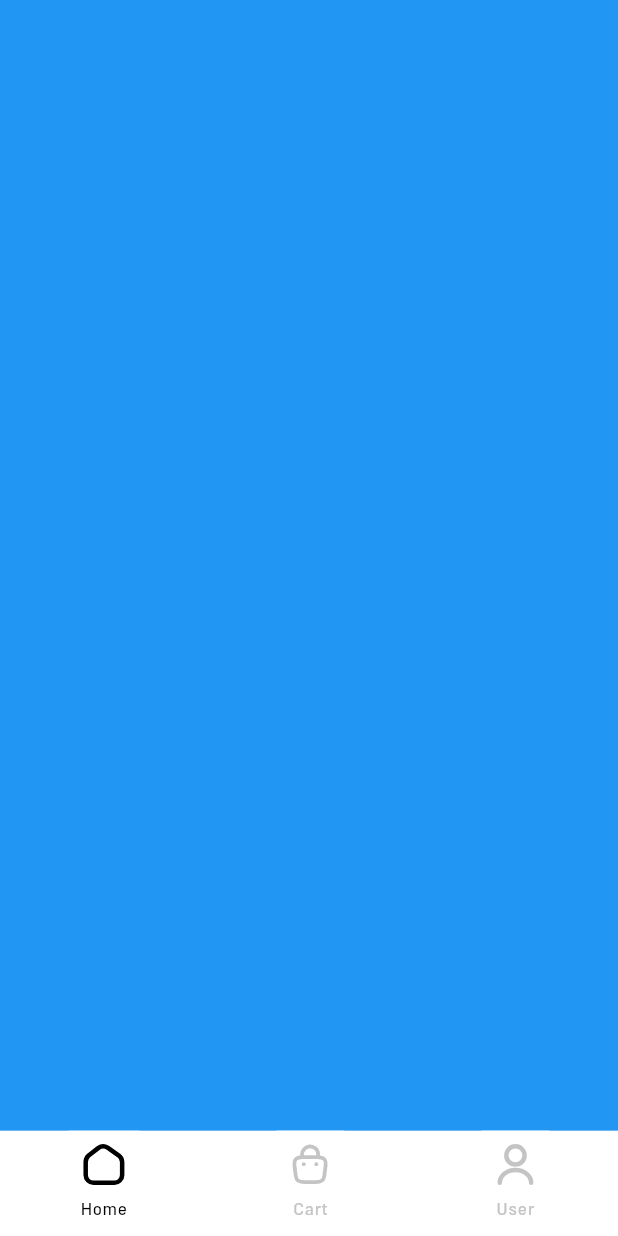
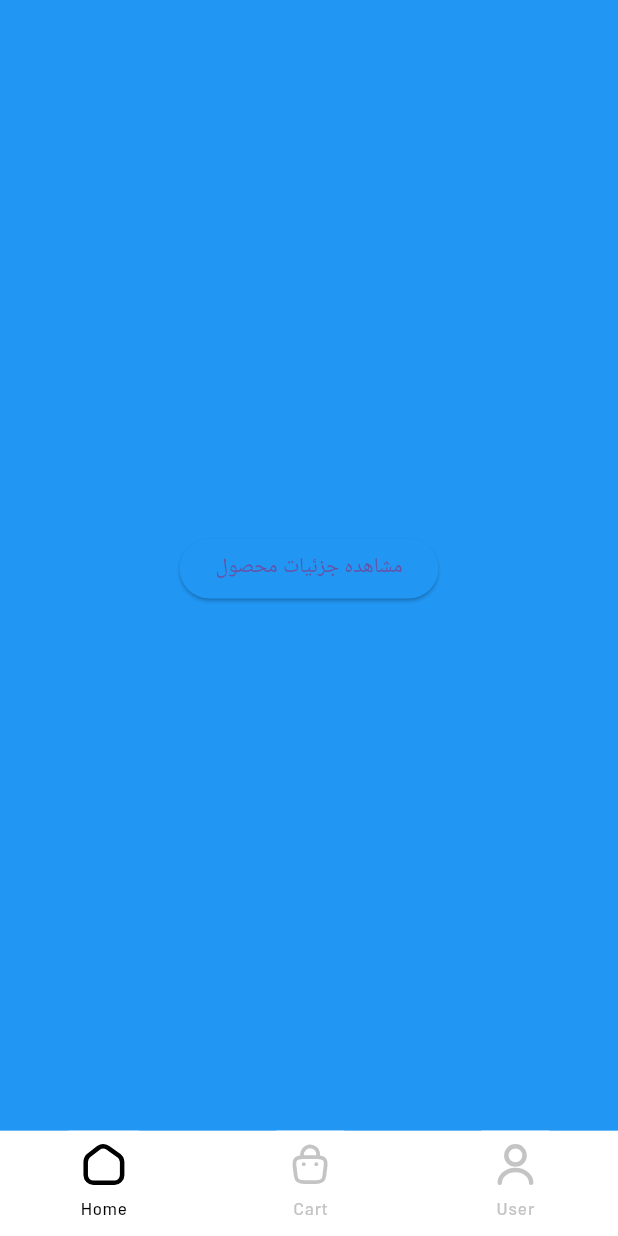
Before and after one commit to saeidjeddi/myshopApp, a Flutter app: the MainScreen screen opened by its route, item 2 of the bottom bar chosen, after a tap on "Home", on a phone screen of 412 x 824 dp. Run offline on Flutter 3.47's test engine with Material 3 defaults, Android fonts, the phone set to English and light mode, and no system bars; our stand-ins replace flutter_svg.

```diff
--- a/analysis_options.yaml
+++ b/analysis_options.yaml
@@ -7,6 +7,9 @@
 
 # The following line activates a set of recommended lints for Flutter apps,
 # packages, and plugins designed to encourage good coding practices.
+analyzer:
+  errors:
+    deprecated_member_use: ignore
 include: package:flutter_lints/flutter.yaml
 
 linter:
--- a/lib/route/names.dart
+++ b/lib/route/names.dart
@@ -1,3 +1,4 @@
+
 
 
 class ScreenRoutNames
@@ -9,6 +10,8 @@ class ScreenRoutNames
   static const sendOtpScreen = "/sendOtpScreen";
   static const registerOtpScreen = "/registerOtpScreen";
   static const mainScreen = "/mainScreen";
+  static const productListScreen = "/productListScreen";
+  static const productSingleScreen = "/productSingleScreen";
 
 
 }
--- a/lib/route/routes.dart
+++ b/lib/route/routes.dart
@@ -2,6 +2,8 @@ import 'package:flutter/widgets.dart';
 import 'package:shop_blog/route/names.dart';
 import 'package:shop_blog/screens/get_otp_screen.dart';
 import 'package:shop_blog/screens/main/main_screen.dart';
+import 'package:shop_blog/screens/product_list_screen.dart';
+import 'package:shop_blog/screens/product_single_screen.dart';
 import 'package:shop_blog/screens/register_otp_screen.dart';
 import 'package:shop_blog/screens/send_otp_screen.dart';
 
@@ -11,4 +13,6 @@ Map<String, Widget Function(BuildContext)> routes = {
   ScreenRoutNames.getOtpScreen : (context) => GetOtpScreen(),
   ScreenRoutNames.registerOtpScreen : (context) => RegisterOtpScreen(),
   ScreenRoutNames.mainScreen : (context) => MainScreen(),
+  ScreenRoutNames.productListScreen : (context) => ProductListScreen(),
+  ScreenRoutNames.productSingleScreen : (context) => ProductSingleScreen(),
 };
--- a/lib/screens/main/home_screen.dart
+++ b/lib/screens/main/home_screen.dart
@@ -1,4 +1,5 @@
 import 'package:flutter/material.dart';
+import 'package:shop_blog/screens/product_list_screen.dart';
 
 class HomeScreen extends StatelessWidget {
   const HomeScreen({super.key});
@@ -10,6 +11,9 @@ class HomeScreen extends StatelessWidget {
       color: Colors.blue,
       height: double.infinity,
       width: double.infinity,
+      child: Center(child: ElevatedButton(onPressed: () {
+        Navigator.of(context).push(MaterialPageRoute(builder: (context) => ProductListScreen()));
+      }, child: Text('مشاهده جزئیات محصول'))),
     );
   }
 }
--- a/lib/screens/main/main_screen.dart
+++ b/lib/screens/main/main_screen.dart
@@ -15,7 +15,7 @@ class BtmNavScrinIndex {
 }
 
 class MainScreen extends StatefulWidget {
-  MainScreen({super.key});
+  const MainScreen({super.key});
 
   @override
   State<MainScreen> createState() => _MainScreenState();
@@ -24,18 +24,64 @@ class MainScreen extends StatefulWidget {
 class _MainScreenState extends State<MainScreen> {
   int setIndex = BtmNavScrinIndex.home;
 
-    btmNavePressIndex({required index}){
+  btmNavePressIndex({required index}) {
     setState(() {
       setIndex = index;
+      if (_routeHistory.contains(index)) {
+        _routeHistory.remove(index);
+      }
+      _routeHistory.add(index);
     });
+  }
 
+  final GlobalKey<NavigatorState> _homeKey = GlobalKey();
+  final GlobalKey<NavigatorState> _basketKey = GlobalKey();
+  final GlobalKey<NavigatorState> _profileKey = GlobalKey();
+
+  late final map = {
+    BtmNavScrinIndex.home: _homeKey,
+    BtmNavScrinIndex.bascket: _basketKey,
+    BtmNavScrinIndex.profile: _profileKey,
+  };
+
+  DateTime? _lastBackPressed;
+
+  Future<bool> _onWillPop() async {
+    if (map[setIndex]!.currentState!.canPop()) {
+      map[setIndex]!.currentState!.pop();
+    } else if (_routeHistory.length > 1) {
+      setState(() {
+        _routeHistory.removeLast();
+        setIndex = _routeHistory.last;
+      });
+    } else if (setIndex != BtmNavScrinIndex.home) {
+      setState(() {
+        setIndex = BtmNavScrinIndex.home;
+        _routeHistory = [BtmNavScrinIndex.home];
+      });
+    } else {
+      if (_lastBackPressed == null ||
+        DateTime.now().difference(_lastBackPressed!) > Duration(seconds: 2)) {
+      _lastBackPressed = DateTime.now();
+      ScaffoldMessenger.of(context).showSnackBar(
+        SnackBar(content: Text('برای خروج دوباره دکمه بازگشت را بزنید')),
+      );
+      return false;
       }
+      return true;
+    }
+    return false;
+  }
+
+  List<int> _routeHistory = [BtmNavScrinIndex.home];
 
   @override
   Widget build(BuildContext context) {
     Size size = MediaQuery.of(context).size;
     double btmNaveHeight = size.height * .08;
-    return Scaffold(
+    return WillPopScope(
+      onWillPop: _onWillPop,
+      child: Scaffold(
         body: SafeArea(
           child: Stack(
             children: [
@@ -48,9 +94,30 @@ class _MainScreenState extends State<MainScreen> {
                 child: IndexedStack(
                   index: setIndex,
                   children: [
-                    HomeScreen(),
-                    BascketScreen(),
-                    ProfileScreen(),
+                    Navigator(
+                      key: _homeKey,
+                      onGenerateRoute: (settings) {
+                        return MaterialPageRoute(
+                          builder: (context) => HomeScreen(),
+                        );
+                      },
+                    ),
+                    Navigator(
+                      key: _basketKey,
+                      onGenerateRoute: (settings) {
+                        return MaterialPageRoute(
+                          builder: (context) => BascketScreen(),
+                        );
+                      },
+                    ),
+                    Navigator(
+                      key: _profileKey,
+                      onGenerateRoute: (settings) {
+                        return MaterialPageRoute(
+                          builder: (context) => ProfileScreen(),
+                        );
+                      },
+                    ),
                   ],
                 ),
               ),
@@ -70,19 +137,22 @@ class _MainScreenState extends State<MainScreen> {
                         iconSvgPath: Assets.svg.home,
                         text: 'Home',
                         isActive: setIndex == BtmNavScrinIndex.home,
-                      onTap: () => btmNavePressIndex(index: BtmNavScrinIndex.home),
+                        onTap: () =>
+                            btmNavePressIndex(index: BtmNavScrinIndex.home),
                       ),
                       BtnNavItem(
                         iconSvgPath: Assets.svg.cart,
                         text: 'Cart',
                         isActive: setIndex == BtmNavScrinIndex.bascket,
-                      onTap: () => btmNavePressIndex(index: BtmNavScrinIndex.bascket),
+                        onTap: () =>
+                            btmNavePressIndex(index: BtmNavScrinIndex.bascket),
                       ),
                       BtnNavItem(
                         iconSvgPath: Assets.svg.user,
                         text: 'User',
                         isActive: setIndex == BtmNavScrinIndex.profile,
-                      onTap: () => btmNavePressIndex(index: BtmNavScrinIndex.profile),
+                        onTap: () =>
+                            btmNavePressIndex(index: BtmNavScrinIndex.profile),
                       ),
                     ],
                   ),
@@ -91,7 +161,7 @@ class _MainScreenState extends State<MainScreen> {
             ],
           ),
         ),
+      ),
     );
-
   }
 }
--- a/lib/screens/main/profile_screen.dart
+++ b/lib/screens/main/profile_screen.dart
@@ -1,4 +1,5 @@
 import 'package:flutter/material.dart';
+import 'package:shop_blog/screens/product_single_screen.dart';
 
 class ProfileScreen extends StatelessWidget {
   const ProfileScreen({super.key});
@@ -10,6 +11,11 @@ class ProfileScreen extends StatelessWidget {
       color: Colors.yellow,
       height: double.infinity,
       width: double.infinity,
+
+
+      child: Center(child: ElevatedButton(onPressed: () {
+        Navigator.of(context).push(MaterialPageRoute(builder: (context) => ProductSingleScreen()));
+      }, child: Text('مشاهده جزئیات محصول'))),
     );
   }
 }
```
Also changed, not shown: lib/screens/product_list_screen.dart (added, +20 -0 lines), lib/screens/product_single_screen.dart (added, +16 -0 lines). Lines whose indentation alone changed are shown as unchanged.
